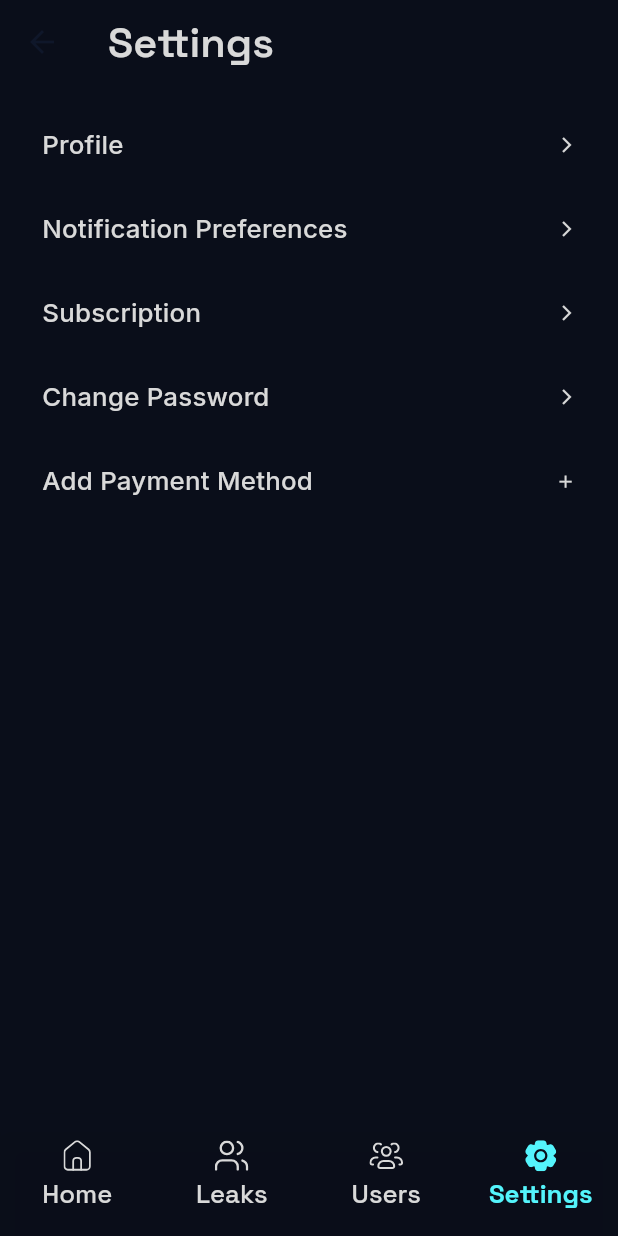
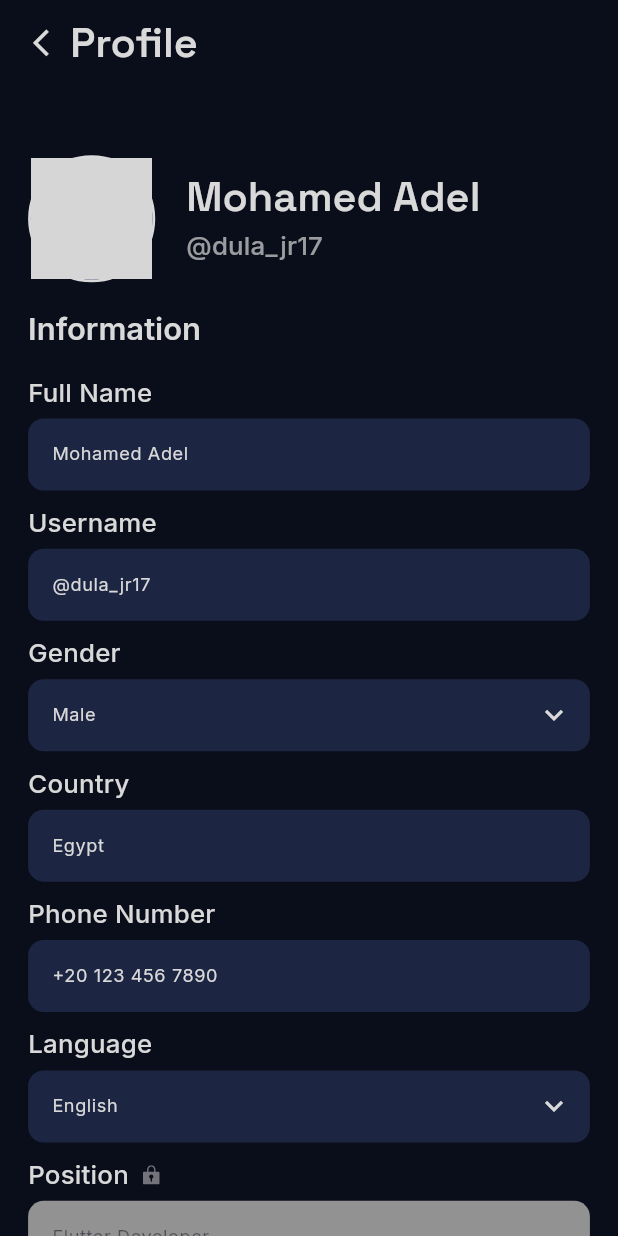
Before and after one commit to MoBakr99/NLeaks, a Flutter app: the MainPage screen opened by its route, item 4 of the bottom bar chosen, after a tap on "Profile", on a phone screen of 412 x 824 dp. Run offline on Flutter 3.47's test engine with Material 3 defaults, Android fonts, the phone set to English and light mode, and no system bars; our stand-ins replace fl_chart, flutter_bloc, flutter_screenutil, flutter_svg, google_fonts; grey boxes are pictures that could not be loaded.

Commit message:
Finished Profile Page

```diff
--- a/lib/core/constants/app_routes.dart
+++ b/lib/core/constants/app_routes.dart
@@ -3,6 +3,7 @@ import 'package:n_leaks/features/auth/forgot_pass_page.dart';
 import 'package:n_leaks/features/auth/set_pass_page.dart';
 import 'package:n_leaks/features/auth/verify_code_page.dart';
 import 'package:n_leaks/features/home/main_page.dart';
+import 'package:n_leaks/features/settings/profile_page.dart';
 import 'package:n_leaks/splash_screen.dart';
 import 'package:n_leaks/features/auth/login_page.dart';
 import 'package:n_leaks/features/auth/signup_page.dart';
@@ -25,4 +26,5 @@ Map<String, Widget Function(BuildContext)> get appRoutes => {
   forgotPassRoute: (context) => const ForgotPassPage(),
   verifyCodeRoute: (context) => const VerifyCodePage(),
   resetPassRoute: (context) => const SetPassPage(),
+  profileRoute: (context) => const ProfilePage(),
 };
--- /dev/null
+++ b/lib/core/widgets/app_popup_menu.dart
@@ -0,0 +1,62 @@
+import 'package:flutter/material.dart';
+import 'package:flutter_screenutil/flutter_screenutil.dart';
+
+class AppPopupMenu extends StatefulWidget {
+  const AppPopupMenu({
+    super.key,
+    required this.options,
+    required this.child,
+    this.onSelected,
+  });
+
+  final Widget child;
+  final void Function(String)? onSelected;
+  final List<String> options;
+
+  @override
+  State<AppPopupMenu> createState() => _AppPopupMenuState();
+}
+
+class _AppPopupMenuState extends State<AppPopupMenu> {
+  @override
+  Widget build(BuildContext context) {
+    return PopupMenuButton<String>(
+      icon: widget.child,
+      color: Theme.of(context).colorScheme.secondary.withValues(alpha: 0.8),
+      elevation: 0,
+      padding: EdgeInsets.zero,
+      menuPadding: EdgeInsets.zero,
+      offset: Offset(0, 50.h),
+      clipBehavior: Clip.antiAlias,
+      shape: RoundedRectangleBorder(borderRadius: BorderRadius.circular(12.r)),
+      constraints: BoxConstraints(minWidth: 220.w),
+      onSelected: widget.onSelected,
+      itemBuilder: (context) {
+        final List<PopupMenuEntry<String>> items = <PopupMenuEntry<String>>[];
+        for (var index = 0; index < widget.options.length; index++) {
+          final option = widget.options[index];
+          items.add(
+            PopupMenuItem<String>(
+              value: option,
+              height: 40.h,
+              padding: EdgeInsets.symmetric(horizontal: 16.w),
+              child: Center(
+                child: Text(
+                  option,
+                  textAlign: TextAlign.center,
+                  style: Theme.of(context).textTheme.bodySmall,
+                ),
+              ),
+            ),
+          );
+          if (index != widget.options.length - 1) {
+            items.add(
+              PopupMenuDivider(height: 1, indent: 16.w, endIndent: 16.w),
+            );
+          }
+        }
+        return items;
+      },
+    );
+  }
+}
--- a/lib/core/widgets/named_text_field.dart
+++ b/lib/core/widgets/named_text_field.dart
@@ -1,6 +1,7 @@
 import 'package:flutter/material.dart';
 import 'package:flutter_screenutil/flutter_screenutil.dart';
 import 'package:flutter_svg/flutter_svg.dart';
+import 'package:n_leaks/core/widgets/app_popup_menu.dart';
 
 class NamedTextField extends StatefulWidget {
   const NamedTextField({
@@ -10,11 +11,15 @@ class NamedTextField extends StatefulWidget {
     this.controller,
     this.validator,
     this.keyboardType,
+    this.editable = true,
+    this.options = const [],
     this.visibilityButton = false,
   });
 
   final String name;
+  final bool editable;
   final String? hintText;
+  final List<String> options;
   final bool visibilityButton;
   final TextInputType? keyboardType;
   final TextEditingController? controller;
@@ -32,33 +37,57 @@ class _NamedTextFieldState extends State<NamedTextField> {
     return Column(
       crossAxisAlignment: CrossAxisAlignment.start,
       children: <Widget>[
-        Text(widget.name, style: Theme.of(context).textTheme.titleMedium),
+        Row(
+          children: <Widget>[
+            Text(widget.name, style: Theme.of(context).textTheme.titleMedium),
+            if (!widget.editable) ...[
+              SizedBox(width: 10.w),
+              SvgPicture.asset(
+                'assets/images/svgs/lock_icon.svg',
+                height: 15.h,
+              ),
+            ],
+          ],
+        ),
         SizedBox(height: 5.h),
         TextFormField(
           obscureText: widget.visibilityButton ? _obscureText : false,
           obscuringCharacter: '*',
           controller: widget.controller,
+          readOnly: !widget.editable || widget.options.isNotEmpty,
           keyboardType: widget.keyboardType,
           validator: _validatorPicker,
           cursorErrorColor: Theme.of(context).colorScheme.primary,
-          style: Theme.of(context).textTheme.bodySmall,
+          style: widget.editable
+              ? Theme.of(context).textTheme.bodySmall
+              : Theme.of(context).textTheme.bodySmall!.copyWith(
+                  color: Theme.of(
+                    context,
+                  ).colorScheme.surface.withValues(alpha: 0.5),
+                ),
           decoration: InputDecoration(
             hintText: widget.hintText,
             hintStyle: Theme.of(context).textTheme.bodySmall!.copyWith(
-              color: Theme.of(context).colorScheme.primary.withAlpha(180),
+              color: Theme.of(
+                context,
+              ).colorScheme.tertiary.withValues(alpha: 0.7),
             ),
             filled: true,
-            fillColor: Theme.of(context).colorScheme.secondary,
+            fillColor: widget.editable
+                ? Theme.of(context).colorScheme.secondary
+                : Theme.of(context).colorScheme.tertiaryFixed,
             enabledBorder: OutlineInputBorder(
               borderRadius: BorderRadius.circular(12.r),
               borderSide: BorderSide.none,
             ),
             focusedBorder: OutlineInputBorder(
               borderRadius: BorderRadius.circular(12.r),
-              borderSide: BorderSide(
-                color: Theme.of(context).colorScheme.primary,
-                width: 2,
-              ),
+              borderSide: !widget.editable || widget.options.isNotEmpty
+                  ? BorderSide.none
+                  : BorderSide(
+                      color: Theme.of(context).colorScheme.primary,
+                      width: 2,
+                    ),
             ),
             focusedErrorBorder: OutlineInputBorder(
               borderRadius: BorderRadius.circular(12.r),
@@ -83,6 +112,17 @@ class _NamedTextFieldState extends State<NamedTextField> {
                       setState(() => _obscureText = !_obscureText);
                     },
                   )
+                : widget.options.isNotEmpty
+                ? AppPopupMenu(
+                    options: widget.options,
+                    onSelected: (value) {
+                      widget.controller?.text = value;
+                    },
+                    child: Icon(
+                      Icons.keyboard_arrow_down,
+                      color: Theme.of(context).colorScheme.tertiary,
+                    ),
+                  )
                 : null,
           ),
         ),
@@ -95,9 +135,9 @@ class _NamedTextFieldState extends State<NamedTextField> {
       return widget.validator!(value);
     }
     return switch (widget.keyboardType) {
+      TextInputType.name => _nameValidator(value),
       TextInputType.emailAddress => _emailValidator(value),
       TextInputType.visiblePassword => _passwordValidator(value),
-      TextInputType.name => _nameValidator(value),
       _ => _defaultValidator(value),
     };
   }
--- a/lib/features/home/settings_page.dart
+++ b/lib/features/home/settings_page.dart
@@ -31,7 +31,9 @@ class SettingsPage extends StatelessWidget {
               color: Theme.of(context).colorScheme.tertiary,
             ),
             contentPadding: EdgeInsets.symmetric(horizontal: 30.w),
-            onTap: () {},
+            onTap: () {
+              Navigator.pushNamed(context, '/profile');
+            },
           ),
           ListTile(
             title: Text(
--- /dev/null
+++ b/lib/features/settings/profile_page.dart
@@ -0,0 +1,229 @@
+import 'package:flutter/material.dart';
+import 'package:flutter_screenutil/flutter_screenutil.dart';
+import 'package:flutter_svg/svg.dart';
+import 'package:n_leaks/features/settings/widgets/app_material_button.dart';
+import 'package:n_leaks/core/widgets/named_text_field.dart';
+
+class ProfilePage extends StatefulWidget {
+  const ProfilePage({super.key});
+
+  @override
+  State<ProfilePage> createState() => _ProfilePageState();
+}
+
+class _ProfilePageState extends State<ProfilePage> {
+  final String _fullName = 'Mohamed Adel';
+  final String _username = '@dula_jr17';
+  final String _email = 'mohamedadel@example.com';
+  final String _gender = 'Male';
+  final String _country = 'Egypt';
+  final String _phone = '+20 123 456 7890';
+  final String _language = 'English';
+  final String _position = 'Flutter Developer';
+  final String _company = 'Tech Corp';
+
+  final TextEditingController _fullNameController = TextEditingController();
+  final TextEditingController _usernameController = TextEditingController();
+  final TextEditingController _genderController = TextEditingController();
+  final TextEditingController _countryController = TextEditingController();
+  final TextEditingController _phoneController = TextEditingController();
+  final TextEditingController _languageController = TextEditingController();
+  final TextEditingController _positionController = TextEditingController();
+  final TextEditingController _companyController = TextEditingController();
+
+  @override
+  Widget build(BuildContext context) {
+    return Scaffold(
+      extendBodyBehindAppBar: true,
+      appBar: AppBar(
+        backgroundColor: Theme.of(
+          context,
+        ).colorScheme.surface.withValues(alpha: 0.8),
+        surfaceTintColor: Theme.of(
+          context,
+        ).colorScheme.surface.withValues(alpha: 0.8),
+        title: Text(
+          'Profile',
+          style: Theme.of(context).textTheme.displayMedium,
+        ),
+        titleSpacing: 0,
+        leading: IconButton(
+          icon: Icon(
+            Icons.arrow_back_ios,
+            color: Theme.of(context).colorScheme.tertiary,
+            size: 25.sp,
+          ),
+          onPressed: () => Navigator.pop(context),
+          padding: EdgeInsets.only(left: 20.w),
+        ),
+        leadingWidth: 50.w,
+      ),
+      body: SingleChildScrollView(
+        child: Padding(
+          padding: EdgeInsets.only(
+            left: 20.w,
+            right: 20.w,
+            top: 120.h,
+            bottom: 30.h,
+          ),
+          child: Column(
+            crossAxisAlignment: CrossAxisAlignment.start,
+            children: <Widget>[
+              Row(
+                children: <Widget>[
+                  Container(
+                    decoration: BoxDecoration(
+                      shape: BoxShape.circle,
+                      border: Border.all(
+                        color: Theme.of(context).colorScheme.tertiary,
+                        width: 2.w,
+                      ),
+                    ),
+                    child: CircleAvatar(
+                      radius: 47.r,
+                      backgroundImage: const AssetImage(
+                        'assets/images/pngs/user_photo.png',
+                      ),
+                    ),
+                  ),
+                  SizedBox(width: 22.w),
+                  Expanded(
+                    child: Column(
+                      crossAxisAlignment: CrossAxisAlignment.start,
+                      children: <Widget>[
+                        Text(
+                          _fullName,
+                          style: Theme.of(context).textTheme.displayMedium,
+                          overflow: TextOverflow.ellipsis,
+                        ),
+                        SizedBox(height: 5.h),
+                        Text(
+                          _username,
+                          style: Theme.of(context).textTheme.titleMedium!
+                              .copyWith(
+                                color: Theme.of(
+                                  context,
+                                ).colorScheme.tertiary.withValues(alpha: 0.7),
+                              ),
+                        ),
+                      ],
+                    ),
+                  ),
+                ],
+              ),
+              Padding(
+                padding: EdgeInsets.symmetric(vertical: 20.h),
+                child: Text(
+                  'Information',
+                  style: Theme.of(context).textTheme.titleLarge,
+                ),
+              ),
+              NamedTextField(
+                name: 'Full Name',
+                hintText: 'Enter your full name',
+                controller: _fullNameController..text = _fullName,
+              ),
+              SizedBox(height: 10.h),
+              NamedTextField(
+                name: 'Username',
+                hintText: 'Enter your username',
+                controller: _usernameController..text = _username,
+              ),
+              SizedBox(height: 10.h),
+              NamedTextField(
+                name: 'Gender',
+                controller: _genderController..text = _gender,
+                options: const ['Male', 'Female'],
+              ),
+              SizedBox(height: 10.h),
+              NamedTextField(
+                name: 'Country',
+                hintText: 'Enter your country',
+                controller: _countryController..text = _country,
+              ),
+              SizedBox(height: 10.h),
+              NamedTextField(
+                name: 'Phone Number',
+                hintText: 'Enter your phone number',
+                controller: _phoneController..text = _phone,
+              ),
+              SizedBox(height: 10.h),
+              NamedTextField(
+                name: 'Language',
+                controller: _languageController..text = _language,
+                options: const ['English', 'Arabic'],
+              ),
+              SizedBox(height: 10.h),
+              NamedTextField(
+                name: 'Position',
+                editable: false,
+                controller: _positionController..text = _position,
+              ),
+              SizedBox(height: 10.h),
+              NamedTextField(
+                name: 'Company',
+                editable: false,
+                controller: _companyController..text = _company,
+              ),
+              Padding(
+                padding: EdgeInsets.symmetric(vertical: 15.h),
+                child: Text(
+                  'My Email Address',
+                  style: Theme.of(context).textTheme.titleMedium,
+                ),
+              ),
+              Row(
+                children: <Widget>[
+                  Container(
+                    width: 53.w,
+                    height: 52.h,
+                    alignment: Alignment.center,
+                    decoration: BoxDecoration(
+                      color: Theme.of(context).colorScheme.secondary,
+                      borderRadius: BorderRadius.circular(12.r),
+                    ),
+                    child: SvgPicture.asset(
+                      'assets/images/svgs/email_icon.svg',
+                      height: 25.h,
+                    ),
+                  ),
+                  SizedBox(width: 10.w),
+                  Expanded(
+                    child: Text(
+                      _email,
+                      style: Theme.of(context).textTheme.bodyMedium,
+                    ),
+                  ),
+                ],
+              ),
+              SizedBox(height: 15.h),
+              AppMaterialButton(
+                child: Row(
+                  mainAxisSize: MainAxisSize.min,
+                  children: <Widget>[
+                    Text(
+                      '+ Add Email Address',
+                      style: Theme.of(context).textTheme.labelMedium,
+                    ),
+                  ],
+                ),
+              ),
+              SizedBox(height: 10.h),
+              AppMaterialButton(
+                child: Row(
+                  mainAxisSize: MainAxisSize.min,
+                  children: <Widget>[
+                    Text(
+                      'Save',
+                      style: Theme.of(context).textTheme.labelMedium,
+                    ),
+                  ],
+                ),
+              ),
+            ],
+          ),
+        ),
+      ),
+    );
+  }
+}
--- /dev/null
+++ b/lib/features/settings/widgets/app_material_button.dart
@@ -0,0 +1,21 @@
+import 'package:flutter/material.dart';
+import 'package:flutter_screenutil/flutter_screenutil.dart';
+
+class AppMaterialButton extends StatelessWidget {
+  const AppMaterialButton({super.key, required this.child});
+  final Widget child;
+
+  @override
+  Widget build(BuildContext context) {
+    return MaterialButton(
+      onPressed: () {},
+      padding: EdgeInsets.zero,
+      shape: RoundedRectangleBorder(borderRadius: BorderRadius.circular(12.r)),
+      color: Theme.of(context).colorScheme.secondary,
+      child: Padding(
+        padding: EdgeInsets.symmetric(horizontal: 16.w, vertical: 13.h),
+        child: child,
+      ),
+    );
+  }
+}
```
Also changed, not shown: assets/images/svgs/email_icon.svg (added), assets/images/svgs/lock_icon.svg (added), 3 other files.
